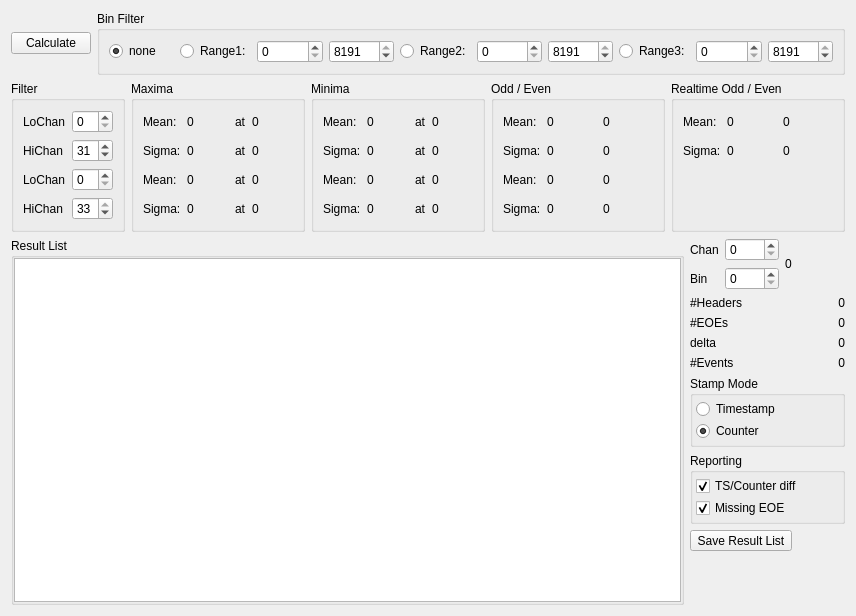
Above: src/mesytec_diagnostics.ui from flueke/mvme before the change. Below: the same form after it.
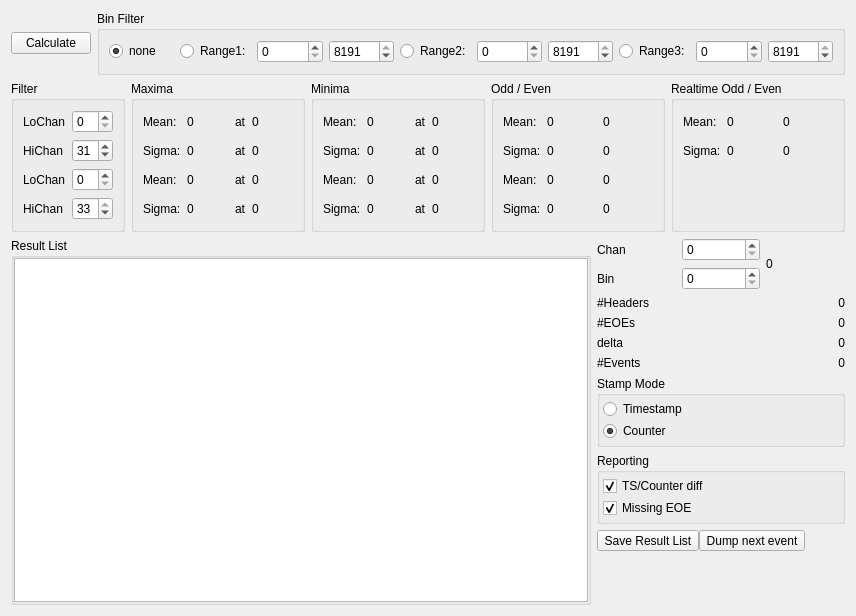
That is the form after the change. Icons and pictures are not drawn.

Commit message: mesytec diagnostics: add logging of event buffers

The edit to the form file:
```diff
--- a/src/mesytec_diagnostics.ui
+++ b/src/mesytec_diagnostics.ui
@@ -152,7 +152,13 @@
          <number>0</number>
         </property>
         <item row="0" column="0" colspan="2">
-         <widget class="QPlainTextEdit" name="diagResult"/>
+         <widget class="QPlainTextEdit" name="diagResult">
+          <property name="font">
+           <font>
+            <family>Monospace</family>
+           </font>
+          </property>
+         </widget>
         </item>
        </layout>
       </widget>
@@ -322,26 +328,6 @@
          </layout>
         </widget>
        </item>
-       <item row="7" column="0" colspan="2">
-        <widget class="QToolButton" name="tb_saveResultList">
-         <property name="toolTip">
-          <string>Save Result List</string>
-         </property>
-         <property name="statusTip">
-          <string>Save Result List</string>
-         </property>
-         <property name="text">
-          <string>Save Result List</string>
-         </property>
-         <property name="icon">
-          <iconset resource="resources.qrc">
-           <normaloff>:/document-save.png</normaloff>:/document-save.png</iconset>
-         </property>
-         <property name="toolButtonStyle">
-          <enum>Qt::ToolButtonIconOnly</enum>
-         </property>
-        </widget>
-       </item>
        <item row="6" column="0" colspan="2">
         <widget class="QGroupBox" name="groupBox_3">
          <property name="title">
@@ -386,6 +372,82 @@
          </layout>
         </widget>
        </item>
+       <item row="7" column="0" colspan="2">
+        <widget class="QFrame" name="frame">
+         <property name="minimumSize">
+          <size>
+           <width>20</width>
+           <height>20</height>
+          </size>
+         </property>
+         <property name="frameShape">
+          <enum>QFrame::NoFrame</enum>
+         </property>
+         <property name="frameShadow">
+          <enum>QFrame::Plain</enum>
+         </property>
+         <layout class="QHBoxLayout" name="horizontalLayout_4">
+          <property name="spacing">
+           <number>0</number>
+          </property>
+          <property name="leftMargin">
+           <number>0</number>
+          </property>
+          <property name="topMargin">
+           <number>0</number>
+          </property>
+          <property name="rightMargin">
+           <number>0</number>
+          </property>
+          <property name="bottomMargin">
+           <number>0</number>
+          </property>
+          <item>
+           <widget class="QToolButton" name="tb_saveResultList">
+            <property name="toolTip">
+             <string>Save Result List</string>
+            </property>
+            <property name="statusTip">
+             <string>Save Result List</string>
+            </property>
+            <property name="text">
+             <string>Save Result List</string>
+            </property>
+            <property name="icon">
+             <iconset resource="resources.qrc">
+              <normaloff>:/document-save.png</normaloff>:/document-save.png</iconset>
+            </property>
+            <property name="toolButtonStyle">
+             <enum>Qt::ToolButtonIconOnly</enum>
+            </property>
+           </widget>
+          </item>
+          <item>
+           <widget class="QToolButton" name="tb_dumpNextEvent">
+            <property name="text">
+             <string>Dump next event</string>
+            </property>
+            <property name="toolButtonStyle">
+             <enum>Qt::ToolButtonTextOnly</enum>
+            </property>
+           </widget>
+          </item>
+          <item>
+           <spacer name="horizontalSpacer">
+            <property name="orientation">
+             <enum>Qt::Horizontal</enum>
+            </property>
+            <property name="sizeHint" stdset="0">
+             <size>
+              <width>40</width>
+              <height>20</height>
+             </size>
+            </property>
+           </spacer>
+          </item>
+         </layout>
+        </widget>
+       </item>
       </layout>
      </item>
      <item row="1" column="1">
```
The commit also changes 2 other files.
